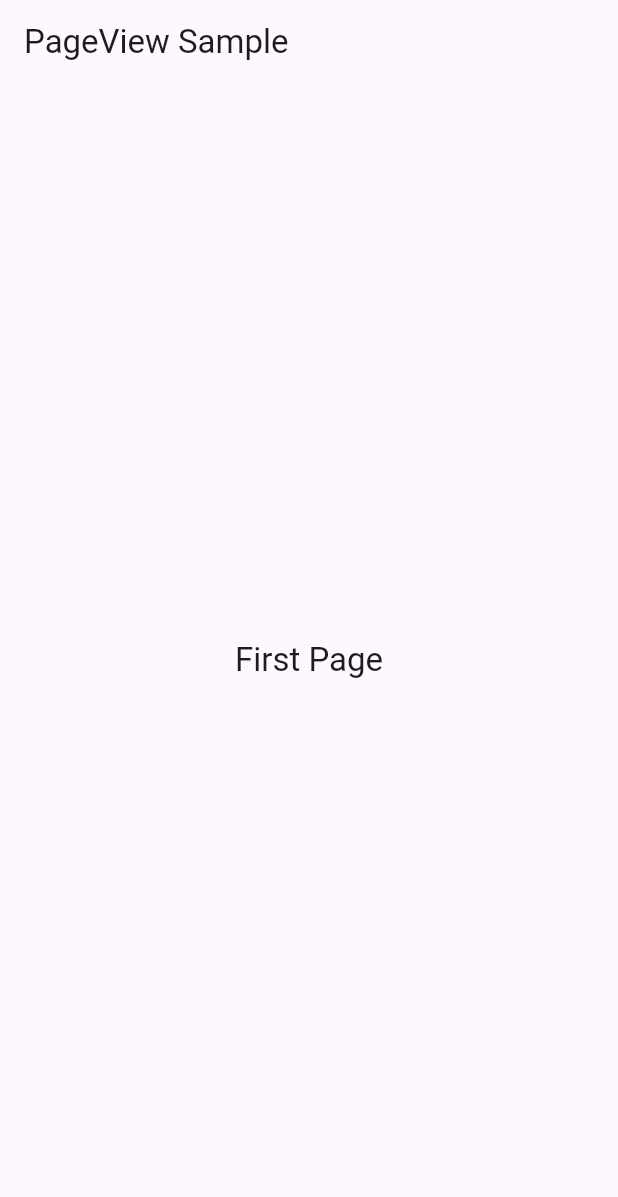
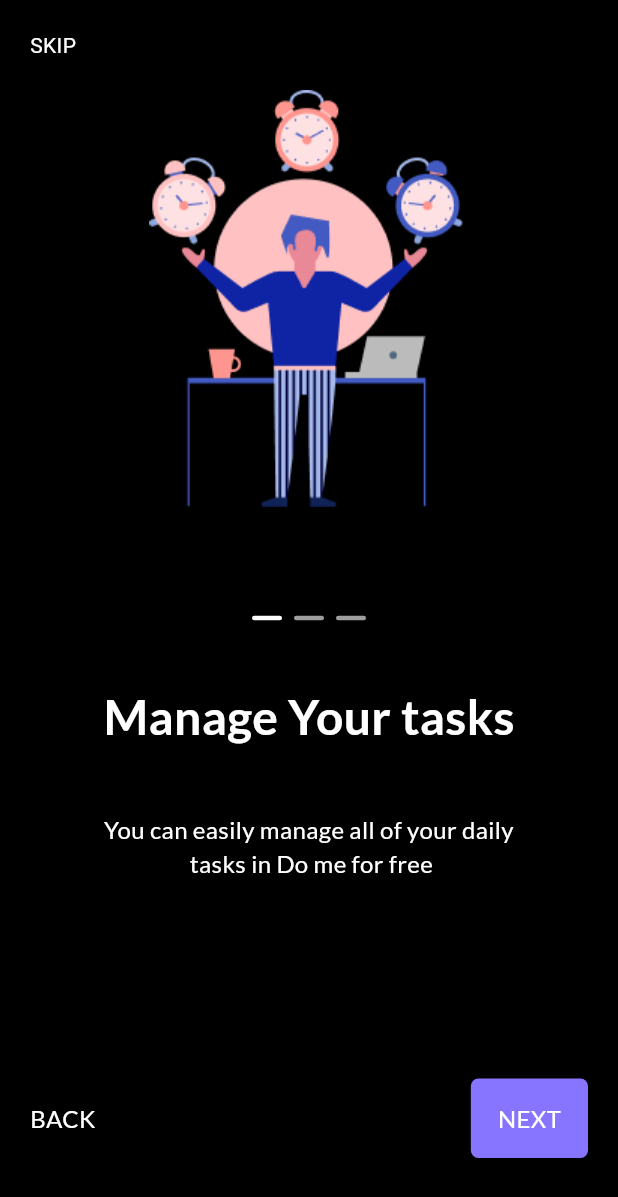
Before and after one commit to Osinmen/todolistApp, a Flutter app: the screen it shows after launch, on a phone screen of 412 x 824 dp. Shown: the top 1197 px of the screen. Run offline on Flutter 3.47's test engine with Material 3 defaults, Android fonts, the phone set to English and light mode, and no system bars; drawn by our look-alikes of smooth_page_indicator.

Commit message:
completed the three pageView

```diff
--- /dev/null
+++ b/lib/Pages/pageViewStack.dart
@@ -0,0 +1,53 @@
+import 'package:flutter/material.dart';
+import 'package:smooth_page_indicator/smooth_page_indicator.dart';
+import 'package:todolistapp/Widgets/pageView1.dart';
+import 'package:todolistapp/Widgets/pageView3.dart';
+import 'package:todolistapp/Widgets/pageView2.dart';
+
+class Pageviewstack extends StatefulWidget {
+  const Pageviewstack({super.key});
+
+  @override
+  State<Pageviewstack> createState() => _PageviewstackState();
+}
+
+class _PageviewstackState extends State<Pageviewstack> {
+  late PageController _controller = PageController();
+
+  @override
+  void initState() {
+    super.initState();
+    _controller = PageController();
+  }
+
+  @override
+  void dispose() {
+    super.dispose();
+    _controller = PageController();
+  }
+
+  @override
+  Widget build(BuildContext context) {
+    return SafeArea(
+      child: Scaffold(
+        body: Stack(
+          children: [
+            PageView(
+              controller: _controller,
+              children: [Pageview1(), Pageview2(), Pageview3()],
+            ),
+            Container(
+                alignment: Alignment(0, 0),
+                child: SmoothPageIndicator(
+                    effect: SlideEffect(
+                        dotHeight: 3,
+                        dotWidth: 20,
+                        activeDotColor: Colors.white),
+                    controller: _controller,
+                    count: 3))
+          ],
+        ),
+      ),
+    );
+  }
+}
--- /dev/null
+++ b/lib/Widgets/constantheight.dart
@@ -0,0 +1,65 @@
+import 'package:flutter/material.dart';
+
+class SizedBox3 extends StatelessWidget {
+  const SizedBox3({
+    super.key,
+  });
+
+  @override
+  Widget build(BuildContext context) {
+    return const SizedBox(
+      height: 100,
+    );
+  }
+}
+
+class SizedBox2 extends StatelessWidget {
+  const SizedBox2({
+    super.key,
+  });
+
+  @override
+  Widget build(BuildContext context) {
+    return const SizedBox(
+      height: 40,
+    );
+  }
+}
+
+class Spacer1 extends StatelessWidget {
+  const Spacer1({
+    super.key,
+  });
+
+  @override
+  Widget build(BuildContext context) {
+    return Spacer();
+  }
+}
+
+class SizedBox1 extends StatelessWidget {
+  const SizedBox1({
+    super.key,
+  });
+
+  @override
+  Widget build(BuildContext context) {
+    return const SizedBox(
+      height: 20,
+    );
+  }
+}
+
+class skipText extends StatelessWidget {
+  const skipText({
+    super.key,
+  });
+
+  @override
+  Widget build(BuildContext context) {
+    return Text(
+      "SKIP",
+      style: TextStyle(color: Colors.white),
+    );
+  }
+}
--- /dev/null
+++ b/lib/Widgets/pageView1.dart
@@ -0,0 +1,60 @@
+import 'package:flutter/material.dart';
+import 'package:todolistapp/appStyle/appStyle.dart';
+import 'package:todolistapp/Widgets/constantheight.dart';
+
+class Pageview1 extends StatelessWidget {
+  const Pageview1({super.key});
+
+  @override
+  Widget build(BuildContext context) {
+    return Container(
+        color: Colors.black,
+        child: Padding(
+          padding: const EdgeInsets.all(20),
+          child: Column(
+            children: <Widget>[
+              Align(
+                alignment: Alignment.topLeft,
+                child: skipText(),
+              ),
+              SizedBox1(),
+              Image.asset("assets/manage.png"),
+              Spacer1(),
+              Text(
+                "Manage Your tasks",
+                style: Appstyle.styleBold32(context),
+              ),
+              SizedBox2(),
+              Text(
+                textAlign: TextAlign.center,
+                "You can easily manage all of your daily\n tasks in Do me for free",
+                style: Appstyle.styleRegular16(context),
+              ),
+              SizedBox3(),
+              Expanded(
+                child: Row(
+                  mainAxisAlignment: MainAxisAlignment.spaceBetween,
+                  children: [
+                    Text(
+                      "BACK",
+                      style: Appstyle.stylefaint16(context),
+                    ),
+                    Container(
+                      padding: const EdgeInsets.symmetric(
+                          vertical: 15, horizontal: 18),
+                      decoration: BoxDecoration(
+                          borderRadius: BorderRadius.circular(5),
+                          color: const Color(0xFF8875FF)),
+                      child: Text(
+                        "NEXT",
+                        style: Appstyle.stylefaint16(context),
+                      ),
+                    )
+                  ],
+                ),
+              )
+            ],
+          ),
+        ));
+  }
+}
--- /dev/null
+++ b/lib/appStyle/appStyle.dart
@@ -0,0 +1,37 @@
+import 'package:flutter/material.dart';
+
+// class AppStyle {
+//   static TextStyle styleRegular14(context) {
+//     return TextStyle(
+//       fontSize: getResponsiveFontSize(context, fontSize: 14),
+//       color: const Color(0xff252525),
+//       fontFamily: 'OpenSans',
+//       fontWeight: FontWeight.w400,
+//     );
+//   }
+
+class Appstyle {
+  static TextStyle styleBold32(context) {
+    return TextStyle(
+        color: const Color(0xFFFFFFFF),
+        fontSize: 32,
+        fontFamily: 'Lato',
+        fontWeight: FontWeight.bold);
+  }
+
+  static TextStyle styleRegular16(context) {
+    return TextStyle(
+        color: const Color(0xFFFFFFFF),
+        fontFamily: 'Lato',
+        fontSize: 16,
+        fontWeight: FontWeight.w300);
+  }
+
+  static TextStyle stylefaint16(context) {
+    return TextStyle(
+        color: const Color(0xFFFFFFFF),
+        fontFamily: 'Lato',
+        fontSize: 16,
+        fontWeight: FontWeight.w100);
+  }
+}
--- a/lib/main.dart
+++ b/lib/main.dart
@@ -1,5 +1,5 @@
 import 'package:flutter/material.dart';
-import 'package:flutter/foundation.dart';
+import 'package:todolistapp/Pages/pageViewStack.dart';
 
 void main() {
   runApp(const MyApp());
@@ -12,198 +12,13 @@ class MyApp extends StatelessWidget {
   @override
   Widget build(BuildContext context) {
     return MaterialApp(
-        debugShowCheckedModeBanner: false,
-        title: 'Flutter Demo',
-        theme: ThemeData(
-          colorScheme: ColorScheme.fromSeed(seedColor: Colors.deepPurple),
-          useMaterial3: true,
-        ),
-        home: PageViewExampleApp());
-  }
-}
-
-/// Flutter code sample for [PageView].
-
-class PageViewExampleApp extends StatelessWidget {
-  const PageViewExampleApp({super.key});
-
-  @override
-  Widget build(BuildContext context) {
-    return MaterialApp(
-      home: Scaffold(
-        appBar: AppBar(title: const Text('PageView Sample')),
-        body: const PageViewExample(),
+      debugShowCheckedModeBanner: false,
+      title: 'Flutter Demo',
+      theme: ThemeData(
+        colorScheme: ColorScheme.fromSeed(seedColor: Colors.deepPurple),
+        useMaterial3: true,
       ),
+      home: Pageviewstack(),
     );
   }
 }
-
-class PageViewExample extends StatefulWidget {
-  const PageViewExample({super.key});
-
-  @override
-  State<PageViewExample> createState() => _PageViewExampleState();
-}
-
-class _PageViewExampleState extends State<PageViewExample>
-    with TickerProviderStateMixin {
-  late PageController _pageViewController;
-  late TabController _tabController;
-  int _currentPageIndex = 0;
-
-  @override
-  void initState() {
-    super.initState();
-    _pageViewController = PageController();
-    _tabController = TabController(length: 3, vsync: this);
-  }
-
-  @override
-  void dispose() {
-    super.dispose();
-    _pageViewController.dispose();
-    _tabController.dispose();
-  }
-
-  @override
-  Widget build(BuildContext context) {
-    final TextTheme textTheme = Theme.of(context).textTheme;
-
-    return Stack(
-      alignment: Alignment.bottomCenter,
-      children: <Widget>[
-        PageView(
-          /// [PageView.scrollDirection] defaults to [Axis.horizontal].
-          /// Use [Axis.vertical] to scroll vertically.
-          controller: _pageViewController,
-          onPageChanged: _handlePageViewChanged,
-          children: <Widget>[
-            Center(
-              child: Text('First Page', style: textTheme.titleLarge),
-            ),
-            Center(
-              child: Text('Second Page', style: textTheme.titleLarge),
-            ),
-            Center(
-              child: Text('Third Page', style: textTheme.titleLarge),
-            ),
-          ],
-        ),
-        PageIndicator(
-          tabController: _tabController,
-          currentPageIndex: _currentPageIndex,
-          onUpdateCurrentPageIndex: _updateCurrentPageIndex,
-          isOnDesktopAndWeb: _isOnDesktopAndWeb,
-        ),
-      ],
-    );
-  }
-
-  void _handlePageViewChanged(int currentPageIndex) {
-    if (!_isOnDesktopAndWeb) {
-      return;
-    }
-    _tabController.index = currentPageIndex;
-    setState(() {
-      _currentPageIndex = currentPageIndex;
-    });
-  }
-
-  void _updateCurrentPageIndex(int index) {
-    _tabController.index = index;
-    _pageViewController.animateToPage(
-      index,
-      duration: const Duration(milliseconds: 400),
-      curve: Curves.easeInOut,
-    );
-  }
-
-  bool get _isOnDesktopAndWeb {
-    if (kIsWeb) {
-      return true;
-    }
-    switch (defaultTargetPlatform) {
-      case TargetPlatform.macOS:
-      case TargetPlatform.linux:
-      case TargetPlatform.windows:
-        return true;
-      case TargetPlatform.android:
-      case TargetPlatform.iOS:
-      case TargetPlatform.fuchsia:
-        return false;
-    }
-  }
-}
-
-/// Page indicator for desktop and web platforms.
-///
-/// On Desktop and Web, drag gesture for horizontal scrolling in a PageView is disabled by default.
-/// You can defined a custom scroll behavior to activate drag gestures,
-/// see https://docs.flutter.dev/release/breaking-changes/default-scroll-behavior-drag.
-///
-/// In this sample, we use a TabPageSelector to navigate between pages,
-/// in order to build natural behavior similar to other desktop applications.
-class PageIndicator extends StatelessWidget {
-  const PageIndicator({
-    super.key,
-    required this.tabController,
-    required this.currentPageIndex,
-    required this.onUpdateCurrentPageIndex,
-    required this.isOnDesktopAndWeb,
-  });
-
-  final int currentPageIndex;
-  final TabController tabController;
-  final void Function(int) onUpdateCurrentPageIndex;
-  final bool isOnDesktopAndWeb;
-
-  @override
-  Widget build(BuildContext context) {
-    if (!isOnDesktopAndWeb) {
-      return const SizedBox.shrink();
-    }
-    final ColorScheme colorScheme = Theme.of(context).colorScheme;
-
-    return Padding(
-      padding: const EdgeInsets.all(8.0),
-      child: Row(
-        mainAxisAlignment: MainAxisAlignment.center,
-        children: <Widget>[
-          IconButton(
-            splashRadius: 16.0,
-            padding: EdgeInsets.zero,
-            onPressed: () {
-              if (currentPageIndex == 0) {
-                return;
-              }
-              onUpdateCurrentPageIndex(currentPageIndex - 1);
-            },
-            icon: const Icon(
-              Icons.arrow_left_rounded,
-              size: 32.0,
-            ),
-          ),
-          TabPageSelector(
-            controller: tabController,
-            color: colorScheme.surface,
-            selectedColor: colorScheme.primary,
-          ),
-          IconButton(
-            splashRadius: 16.0,
-            padding: EdgeInsets.zero,
-            onPressed: () {
-              if (currentPageIndex == 2) {
-                return;
-              }
-              onUpdateCurrentPageIndex(currentPageIndex + 1);
-            },
-            icon: const Icon(
-              Icons.arrow_right_rounded,
-              size: 32.0,
-            ),
-          ),
-        ],
-      ),
-    );
-  }
-}
```
Also changed, not shown: lib/Widgets/pageView2.dart (added, +60 -0 lines), lib/Widgets/pageView3.dart (added, +58 -0 lines), pubspec.yaml (+5 -4 lines), assets/arrow-left.png (added), assets/create.png (added), assets/fonts/Lato-Bold.ttf (added), assets/mainLogo.png (added), assets/manage.png (added), assets/organize.png (added), pubspec.lock.
